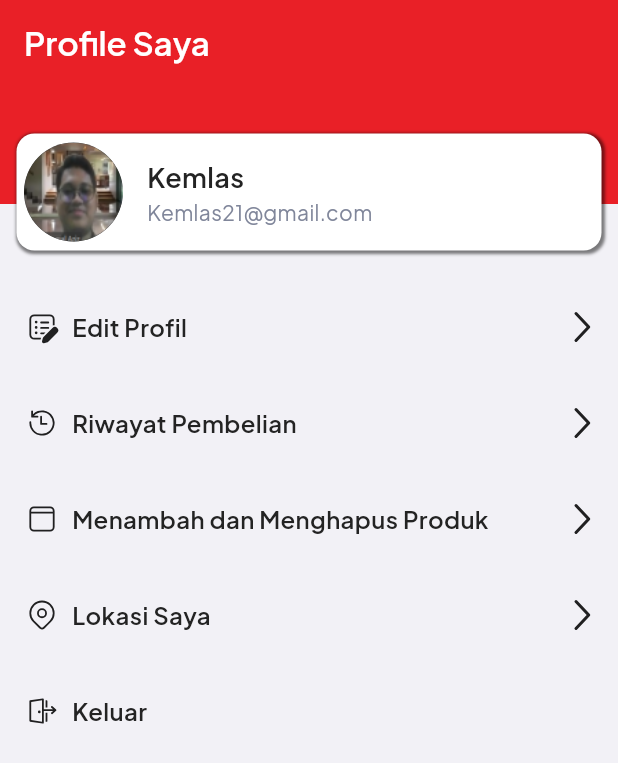
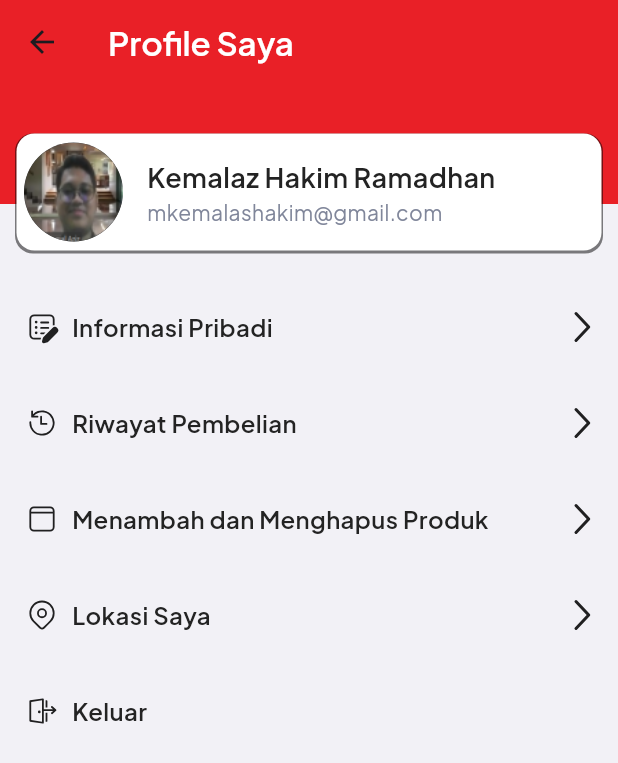
Before and after one commit to KStarID/barokah_cars_project, a Flutter app: the ProfileScreenView screen opened by its route, on a phone screen of 412 x 824 dp. Shown: the top 763 px of the screen. Run offline on Flutter 3.47's test engine with Material 3 defaults, Android fonts, the phone set to English and light mode, and no system bars; our stand-ins replace cloud_firestore, firebase_auth, firebase_core, fluentui_system_icons, get, google_fonts and 2 more; accounts and stored records are empty.

Commit message:
edit profile seles

```diff
--- a/lib/app/modules/profile_screen/views/profile_screen_view.dart
+++ b/lib/app/modules/profile_screen/views/profile_screen_view.dart
@@ -1,7 +1,8 @@
+import 'package:barokah_cars_project/app/modules/profile_screen/views/widgets/edit_profile.dart';
+import 'package:barokah_cars_project/app/modules/profile_screen/views/widgets/profile_feature.dart';
 import 'package:barokah_cars_project/app/routes/app_pages.dart';
 import 'package:barokah_cars_project/utils/constants/image_strings.dart';
 import 'package:fluentui_system_icons/fluentui_system_icons.dart';
-import 'package:flutter/cupertino.dart';
 import 'package:flutter/material.dart';
 import 'package:flutter/widgets.dart';
 import 'package:get/get.dart';
@@ -17,7 +18,8 @@ class ProfileScreenView extends GetView<ProfileScreenController> {
       appBar: AppBar(
         backgroundColor: const Color(0xFFE92027),
         title: Text("Profile Saya", style: GoogleFonts.plusJakartaSans(textStyle: const TextStyle(fontSize: 22, fontWeight: FontWeight.w600, color: Colors.white)),),
-        automaticallyImplyLeading: false,
+        // -- Back Button
+        //leading: IconButton(onPressed: () => Navigator.of(context).pop(), icon: Icon(FluentIcons.arrow_left_20_regular, color: Colors.white,)),
       ),
       body: Column(
         crossAxisAlignment: CrossAxisAlignment.start,
@@ -41,8 +43,7 @@ class ProfileScreenView extends GetView<ProfileScreenController> {
                       BoxShadow(
                         color: Colors.black.withOpacity(0.5),
                         spreadRadius: 1,
-                        blurRadius: 1,
-                        offset: const Offset(1, 1),
+                        offset: const Offset(0, 1),
                       )
                     ],
                     borderRadius: BorderRadius.circular(12),
@@ -62,8 +63,8 @@ class ProfileScreenView extends GetView<ProfileScreenController> {
                         crossAxisAlignment: CrossAxisAlignment.start,
                         mainAxisAlignment: MainAxisAlignment.center,
                         children: [
-                          Text("Kemlas", style: GoogleFonts.plusJakartaSans(textStyle: const TextStyle(fontSize: 18, fontWeight: FontWeight.w600, color: Color(0xFF232323))),),
-                          Text("Kemlas21@gmail.com", style: GoogleFonts.plusJakartaSans(textStyle: const TextStyle(fontSize: 14, fontWeight: FontWeight.w400, color: Color(0xFF80869A))),),
+                          Text("Kemalaz Hakim Ramadhan", style: GoogleFonts.plusJakartaSans(textStyle: const TextStyle(fontSize: 18, fontWeight: FontWeight.w600, color: Color(0xFF232323))),),
+                          Text("mkemalashakim@gmail.com", style: GoogleFonts.plusJakartaSans(textStyle: const TextStyle(fontSize: 14, fontWeight: FontWeight.w400, color: Color(0xFF80869A))),),
                         ],
                       )
                     ],
@@ -78,67 +79,19 @@ class ProfileScreenView extends GetView<ProfileScreenController> {
             child: Column(
               children: [
                 // -- First Fiturs
-                Row(
-                  mainAxisAlignment: MainAxisAlignment.spaceBetween,
-                  children: [
-                    Row(
-                      children: [
-                        const Icon(FluentIcons.text_bullet_list_square_edit_20_regular),
-                        const SizedBox(width: 8,),
-                        Text("Edit Profil", style: GoogleFonts.plusJakartaSans(textStyle: const TextStyle(fontSize: 16, fontWeight: FontWeight.w600, color: Color(0xFF232323))),),
-                      ],
-                    ),
-                    const Icon(FluentIcons.ios_arrow_rtl_24_filled)
-                  ],
-                ),
+                BaroProfileFeature(fiturIcon: FluentIcons.text_bullet_list_square_edit_20_regular, fiturName: "Informasi Pribadi", onTap: () => Get.to(() => const BaroEditProfile()),),
                 const SizedBox(height: 40,),
 
                 // -- Second Fiturs
-                Row(
-                  mainAxisAlignment: MainAxisAlignment.spaceBetween,
-                  children: [
-                    Row(
-                      children: [
-                        const Icon(FluentIcons.history_20_regular),
-                        const SizedBox(width: 8,),
-                        Text("Riwayat Pembelian", style: GoogleFonts.plusJakartaSans(textStyle: const TextStyle(fontSize: 16, fontWeight: FontWeight.w600, color: Color(0xFF232323))),),
-                      ],
-                    ),
-                    const Icon(FluentIcons.ios_arrow_rtl_24_filled)
-                  ],
-                ),
+                BaroProfileFeature(fiturIcon: FluentIcons.history_20_regular, fiturName: "Riwayat Pembelian", onTap: () {},),
                 const SizedBox(height: 40,),
 
                 // -- Third Fiturs
-                Row(
-                  mainAxisAlignment: MainAxisAlignment.spaceBetween,
-                  children: [
-                    Row(
-                      children: [
-                        const Icon(FluentIcons.calendar_empty_20_regular),
-                        const SizedBox(width: 8,),
-                        Text("Menambah dan Menghapus Produk", style: GoogleFonts.plusJakartaSans(textStyle: const TextStyle(fontSize: 16, fontWeight: FontWeight.w600, color: Color(0xFF232323))),),
-                      ],
-                    ),
-                    const Icon(FluentIcons.ios_arrow_rtl_24_filled),
-                  ],
-                ),
+                BaroProfileFeature(fiturIcon: FluentIcons.calendar_empty_20_regular, fiturName: "Menambah dan Menghapus Produk", onTap: () {},),
                 const SizedBox(height: 40,),
 
                 // -- Fourth Fiturs
-                Row(
-                  mainAxisAlignment: MainAxisAlignment.spaceBetween,
-                  children: [
-                    Row(
-                      children: [
-                        const Icon(FluentIcons.location_20_regular),
-                        const SizedBox(width: 8,),
-                        Text("Lokasi Saya", style: GoogleFonts.plusJakartaSans(textStyle: const TextStyle(fontSize: 16, fontWeight: FontWeight.w600, color: Color(0xFF232323))),),
-                      ],
-                    ),
-                    const Icon(FluentIcons.ios_arrow_rtl_24_filled)
-                  ],
-                ),
+                BaroProfileFeature(fiturIcon: FluentIcons.location_20_regular, fiturName: "Lokasi Saya", onTap: () {},),
                 const SizedBox(height: 40,),
 
                 // -- Fifth Fiturs
--- /dev/null
+++ b/lib/app/modules/profile_screen/views/widgets/profile_feature.dart
@@ -0,0 +1,35 @@
+import 'package:fluentui_system_icons/fluentui_system_icons.dart';
+import 'package:flutter/material.dart';
+import 'package:google_fonts/google_fonts.dart';
+
+class BaroProfileFeature extends StatelessWidget {
+  const BaroProfileFeature({
+    super.key,
+    required this.fiturIcon,
+    required this.fiturName, required this.onTap,
+  });
+
+  final IconData fiturIcon;
+  final String fiturName;
+  final VoidCallback onTap;
+
+  @override
+  Widget build(BuildContext context) {
+    return GestureDetector(
+      onTap: onTap,
+      child: Row(
+        mainAxisAlignment: MainAxisAlignment.spaceBetween,
+        children: [
+          Row(
+            children: [
+              Icon(fiturIcon),
+              const SizedBox(width: 8,),
+              Text(fiturName, style: GoogleFonts.plusJakartaSans(textStyle: const TextStyle(fontSize: 16, fontWeight: FontWeight.w600, color: Color(0xFF232323))),),
+            ],
+          ),
+          const Icon(FluentIcons.ios_arrow_rtl_24_filled)
+        ],
+      ),
+    );
+  }
+}
```
Also changed, not shown: lib/app/modules/profile_screen/views/widgets/edit_profile.dart (added, +153 -0 lines).
